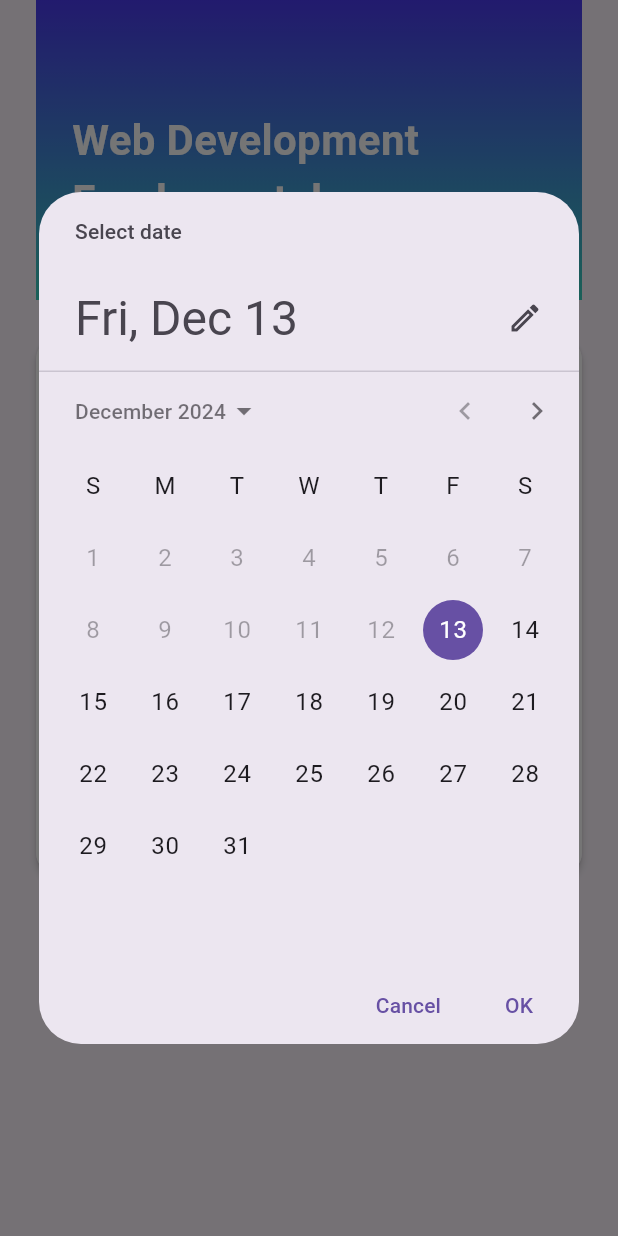
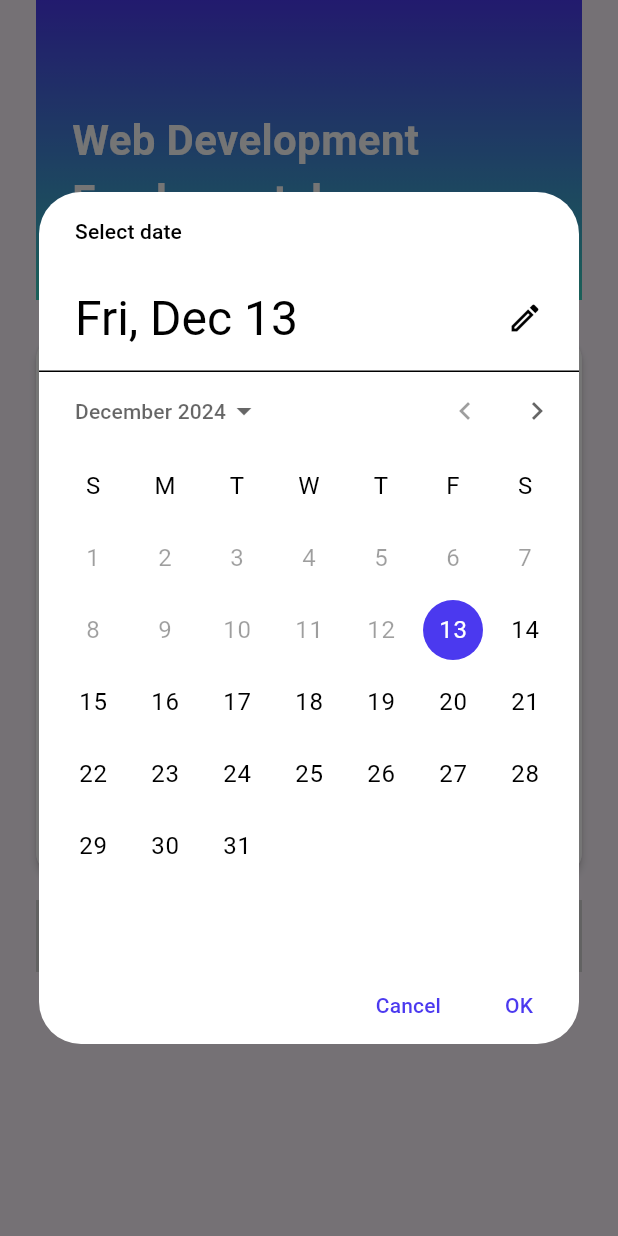
Before and after one commit to lokHamid/A-Learning, a Flutter app: the screen it shows after launch, after a tap on the "edit calendar" icon, on a phone screen of 412 x 824 dp. Run offline on Flutter 3.47's test engine with Material 3 defaults, Android fonts, the phone set to English and light mode, and no system bars; missing offline and left inert: translator.

Commit message:
i created teacher add assignments

```diff
--- a/alearning_flutter/lib/main.dart
+++ b/alearning_flutter/lib/main.dart
@@ -1,6 +1,6 @@
 import 'package:a_learning/teacher/pages/Teacherpages/dashboardpage.dart';
 import 'package:a_learning/teacher/pages/Teacherpages/teacherview.dart';
-import 'package:a_learning/teacher/pages/teacherassignmentsm.dart';
+import 'package:a_learning/teacher/pages/Teacherpages/teacherassignmentsm.dart';
 import 'package:a_learning/teacher/teacher%20course/view.dart';
 import 'package:a_learning/teacher/teacher.dart';
 import 'package:a_learning/teacher/teacherassignmantsmnage/viewmodel.dart';
--- /dev/null
+++ b/alearning_flutter/lib/teacher/pages/Teacherpages/teacherassignmentsm.dart
@@ -0,0 +1,42 @@
+import 'package:a_learning/widgets/dashboardcontainer.dart';
+import 'package:flutter/material.dart';
+
+import '../../teacherassignmantsmnage/view.dart';
+import '../../teachersassignments/view.dart';
+class teacherassignm extends StatelessWidget {
+  final String module;
+  final String modid;
+  const teacherassignm({super.key, required this.module, required this.modid});
+
+  @override
+  Widget build(BuildContext context) {
+    return Scaffold(
+      body: SingleChildScrollView(
+        scrollDirection: Axis.vertical,
+        child: Column(
+          mainAxisSize: MainAxisSize.max,
+          crossAxisAlignment: CrossAxisAlignment.center,
+          mainAxisAlignment: MainAxisAlignment.start,
+          children: [
+            dashboardcontainer(title: module, description:'Assignments'),
+            SizedBox(
+              height:24 ,
+            ),
+            Padding(padding: EdgeInsets.only(left: 24,right: 24),
+            child: Column(
+              mainAxisAlignment: MainAxisAlignment.start,
+              crossAxisAlignment: CrossAxisAlignment.center,
+              mainAxisSize: MainAxisSize.max,
+              children: [
+                Teacheraddassignment(),
+                 SizedBox(height: 16,),
+                teachersassignui(),
+              ],
+            ),
+            ),
+          ],
+        ),
+      ),
+    );
+  }
+}
--- a/alearning_flutter/lib/teacher/pages/teacherassignmentsm.dart
+++ /dev/null
@@ -1,37 +0,0 @@
-import 'package:a_learning/widgets/dashboardcontainer.dart';
-import 'package:flutter/material.dart';
-
-import '../teacherassignmantsmnage/view.dart';
-class teacherassignm extends StatelessWidget {
-  final String module;
-  final String modid;
-  const teacherassignm({super.key, required this.module, required this.modid});
-
-  @override
-  Widget build(BuildContext context) {
-    return Scaffold(
-      body: Column(
-        mainAxisSize: MainAxisSize.max,
-        crossAxisAlignment: CrossAxisAlignment.center,
-        mainAxisAlignment: MainAxisAlignment.start,
-        children: [
-          dashboardcontainer(title: module, description:'Assignments'),
-          SizedBox(
-            height:24 ,
-          ),
-          Padding(padding: EdgeInsets.only(left: 24,right: 24),
-          child: Column(
-            mainAxisAlignment: MainAxisAlignment.start,
-            crossAxisAlignment: CrossAxisAlignment.center,
-            mainAxisSize: MainAxisSize.max,
-            children: [
-              Teacheraddassignment(),
-
-            ],
-          ),
-          ),
-        ],
-      ),
-    );
-  }
-}
--- a/alearning_flutter/lib/teacher/teacherassignmantsmnage/view.dart
+++ b/alearning_flutter/lib/teacher/teacherassignmantsmnage/view.dart
@@ -39,7 +39,27 @@ class Teacheraddassignment extends StatelessWidget {
                         borderRadius: BorderRadius.circular(8)
                       ),
                       child: IconButton(onPressed: () async {
-                       picked=await showDatePicker(context: context,initialDate: DateTime.now(), firstDate:DateTime.now(), lastDate:DateTime(2100));
+                        picked=await showDatePicker(context: context,initialDate: DateTime.now(), firstDate:DateTime.now(), lastDate:DateTime(2100),
+                          builder: (BuildContext context, Widget? child) {
+                            return Theme(
+                              data: ThemeData.light().copyWith(
+                                colorScheme: ColorScheme.light(
+                                  primary: Color.fromRGBO(75, 57, 239, 1), // Header background color
+                                 onPrimary: Colors.white, // Header text and icon color
+                                  onSurface: Colors.black,
+
+                                ),
+                                textButtonTheme: TextButtonThemeData(
+                                  style: TextButton.styleFrom(
+                                    foregroundColor: Color.fromRGBO(75, 57, 239, 1), // Button text color
+                                  ),
+                                ),
+                              ),
+                              child: child!,
+                            );
+                          },
+                        );
+
 
                       },color: Color.fromRGBO(75, 57, 239,1), icon:Icon(Icons.edit_calendar_rounded,color: Colors.white,size: 24,),)),
 
```
